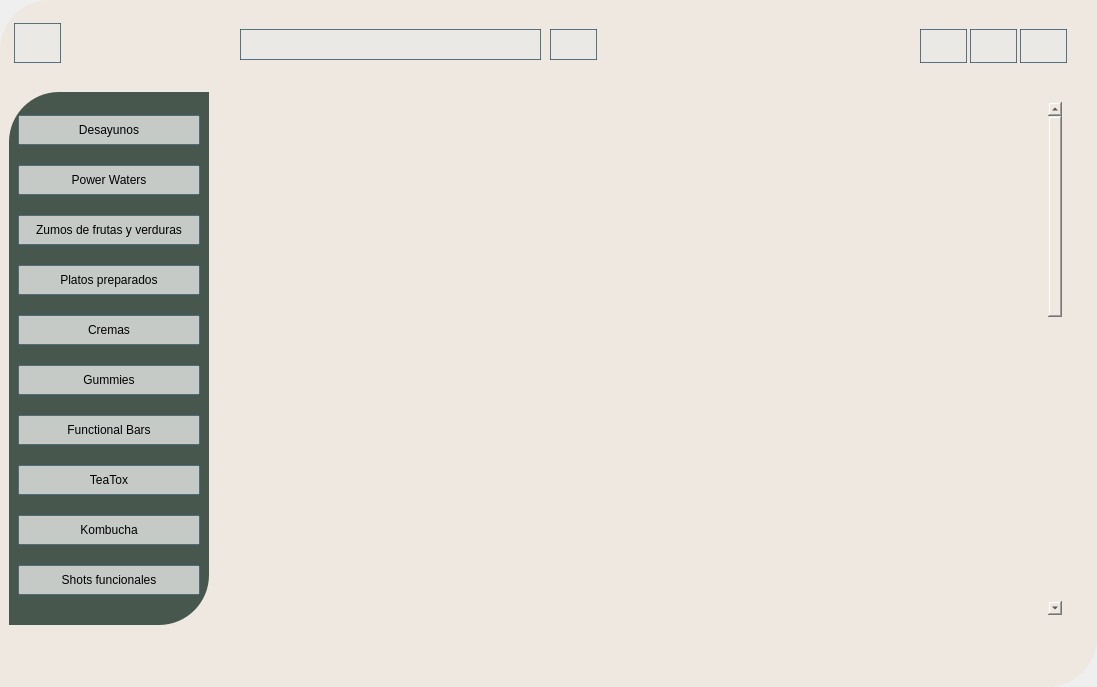
Qt form Codigo/v3_menu.ui (cfmondelo/supermercado) before a commit.
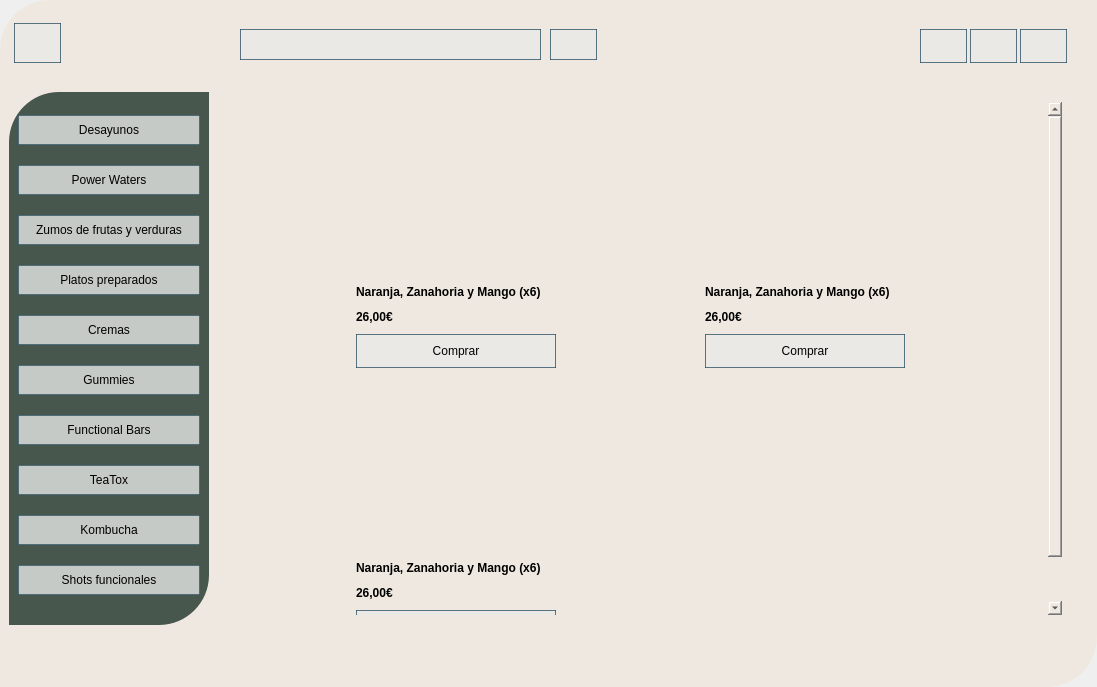
The same form after that commit. The open tabs and pages were chosen to show the change. Icons and pictures are not drawn.

Commit message: Busqueda Dinamica + ventanas usuario y producto

```diff
--- a/Codigo/v3_menu.ui
+++ b/Codigo/v3_menu.ui
@@ -457,8 +457,8 @@
                       <rect>
                        <x>0</x>
                        <y>0</y>
-                       <width>624</width>
-                       <height>1248</height>
+                       <width>792</width>
+                       <height>1253</height>
                       </rect>
                      </property>
                      <layout class="QVBoxLayout" name="verticalLayout_5">
@@ -5737,6 +5737,461 @@
                   </item>
                  </layout>
                 </widget>
+                <widget class="QWidget" name="page_productoDinamico">
+                 <layout class="QVBoxLayout" name="verticalLayout_61">
+                  <item>
+                   <widget class="QScrollArea" name="scrollArea_12">
+                    <property name="styleSheet">
+                     <string notr="true"/>
+                    </property>
+                    <property name="widgetResizable">
+                     <bool>true</bool>
+                    </property>
+                    <widget class="QWidget" name="scrollAreaWidgetContents_12">
+                     <property name="geometry">
+                      <rect>
+                       <x>0</x>
+                       <y>0</y>
+                       <width>818</width>
+                       <height>497</height>
+                      </rect>
+                     </property>
+                     <layout class="QGridLayout" name="gridLayout_10">
+                      <item row="0" column="0" colspan="3">
+                       <widget class="QLabel" name="labelpd_Titulo">
+                        <property name="minimumSize">
+                         <size>
+                          <width>0</width>
+                          <height>35</height>
+                         </size>
+                        </property>
+                        <property name="styleSheet">
+                         <string notr="true">background-color: rgb(255, 255, 255);</string>
+                        </property>
+                        <property name="text">
+                         <string>EJ SHOTS FUNCIONALES</string>
+                        </property>
+                        <property name="alignment">
+                         <set>Qt::AlignCenter</set>
+                        </property>
+                       </widget>
+                      </item>
+                      <item row="1" column="0" rowspan="3">
+                       <widget class="QLabel" name="labelpd_imagen">
+                        <property name="minimumSize">
+                         <size>
+                          <width>511</width>
+                          <height>321</height>
+                         </size>
+                        </property>
+                        <property name="styleSheet">
+                         <string notr="true">border-image: url(:/Shots funcionales/z_shot1.jpg);</string>
+                        </property>
+                        <property name="text">
+                         <string/>
+                        </property>
+                       </widget>
+                      </item>
+                      <item row="1" column="1" colspan="2">
+                       <widget class="QTextBrowser" name="textBrowserpd_descripcion">
+                        <property name="verticalScrollBarPolicy">
+                         <enum>Qt::ScrollBarAlwaysOff</enum>
+                        </property>
+                        <property name="sizeAdjustPolicy">
+                         <enum>QAbstractScrollArea::AdjustIgnored</enum>
+                        </property>
+                        <property name="html">
+                         <string>&lt;!DOCTYPE HTML PUBLIC &quot;-//W3C//DTD HTML 4.0//EN&quot; &quot;http://www.w3.org/TR/REC-html40/strict.dtd&quot;&gt;
+&lt;html&gt;&lt;head&gt;&lt;meta name=&quot;qrichtext&quot; content=&quot;1&quot; /&gt;&lt;style type=&quot;text/css&quot;&gt;
+p, li { white-space: pre-wrap; }
+&lt;/style&gt;&lt;/head&gt;&lt;body style=&quot; font-family:'MS Shell Dlg 2'; font-size:8pt; font-weight:400; font-style:normal;&quot;&gt;
+&lt;p style=&quot; margin-top:0px; margin-bottom:0px; margin-left:0px; margin-right:0px; -qt-block-indent:0; text-indent:0px; background-color:#ffffff;&quot;&gt;&lt;span style=&quot; font-family:'Montserrat,sans-serif'; font-weight:696; color:#333333; background-color:#ffffff;&quot;&gt;Comer vegetales es imprescindible para nuestra salud.&lt;/span&gt;&lt;/p&gt;
+&lt;p style=&quot; margin-top:3px; margin-bottom:15px; margin-left:0px; margin-right:0px; -qt-block-indent:0; text-indent:0px; background-color:#ffffff;&quot;&gt;&lt;span style=&quot; font-family:'Montserrat,sans-serif'; font-weight:496; color:#333333; background-color:#ffffff;&quot;&gt;Este shot&lt;/span&gt;&lt;span style=&quot; font-family:'Montserrat,sans-serif'; font-weight:496; color:#333333;&quot;&gt; &lt;/span&gt;&lt;span style=&quot; font-family:'Montserrat,sans-serif'; font-weight:600; color:#333333;&quot;&gt;elaborado con espinacas, pepino y espirulina&lt;/span&gt;&lt;span style=&quot; font-family:'Montserrat,sans-serif'; font-weight:496; color:#333333;&quot;&gt; es ideal para darte los &lt;/span&gt;&lt;span style=&quot; font-family:'Montserrat,sans-serif'; font-weight:600; color:#333333;&quot;&gt;aportes de vitaminas y de minerales&lt;/span&gt;&lt;span style=&quot; font-family:'Montserrat,sans-serif'; font-weight:496; color:#333333;&quot;&gt; (sobre todo hierro) para que no te falte de nada.&lt;br /&gt;&lt;br /&gt;&lt;/span&gt;&lt;span style=&quot; font-family:'Montserrat,sans-serif'; font-weight:600; color:#333333;&quot;&gt;La espinaca&lt;/span&gt;&lt;span style=&quot; font-family:'Montserrat,sans-serif'; font-weight:496; color:#333333;&quot;&gt;, base de este shot, es muy &lt;/span&gt;&lt;span style=&quot; font-family:'Montserrat,sans-serif'; font-weight:600; color:#333333;&quot;&gt;rica en hierro y magnesio&lt;/span&gt;&lt;span style=&quot; font-family:'Montserrat,sans-serif'; font-weight:496; color:#333333;&quot;&gt;, y ayuda a regular la presión arterial. Además, contiene pepino que es un gran diurético, &lt;/span&gt;&lt;span style=&quot; font-family:'Montserrat,sans-serif'; font-weight:600; color:#333333;&quot;&gt;rico en vitamina C, potasio y magnesio&lt;/span&gt;&lt;span style=&quot; font-family:'Montserrat,sans-serif'; font-weight:496; color:#333333;&quot;&gt;.&lt;br /&gt;&lt;/span&gt;&lt;span style=&quot; font-family:'Montserrat,sans-serif'; font-weight:600; color:#333333;&quot;&gt;&lt;br /&gt;La espirulina&lt;/span&gt;&lt;span style=&quot; font-family:'Montserrat,sans-serif'; font-weight:496; color:#333333;&quot;&gt; es un &lt;/span&gt;&lt;span style=&quot; font-family:'Montserrat,sans-serif'; font-weight:600; color:#333333;&quot;&gt;superalimento&lt;/span&gt;&lt;span style=&quot; font-family:'Montserrat,sans-serif'; font-weight:496; color:#333333;&quot;&gt; que tiene un alto contenido en proteínas, además de ser un &lt;/span&gt;&lt;span style=&quot; font-family:'Montserrat,sans-serif'; font-weight:600; color:#333333;&quot;&gt;excelente revitalizante&lt;/span&gt;&lt;span style=&quot; font-family:'Montserrat,sans-serif'; font-weight:496; color:#333333;&quot;&gt;. Además, añadimos &lt;/span&gt;&lt;span style=&quot; font-family:'Montserrat,sans-serif'; font-weight:600; color:#333333;&quot;&gt;jengibre&lt;/span&gt;&lt;span style=&quot; font-family:'Montserrat,sans-serif'; font-weight:496; color:#333333;&quot;&gt;, con &lt;/span&gt;&lt;span style=&quot; font-family:'Montserrat,sans-serif'; font-weight:600; color:#333333;&quot;&gt;grandes propiedades antiinflamatorias&lt;/span&gt;&lt;span style=&quot; font-family:'Montserrat,sans-serif'; font-weight:496; color:#333333;&quot;&gt;, &lt;/span&gt;&lt;span style=&quot; font-family:'Montserrat,sans-serif'; font-weight:600; color:#333333;&quot;&gt;guaraná para darte energía&lt;/span&gt;&lt;span style=&quot; font-family:'Montserrat,sans-serif'; font-weight:496; color:#333333;&quot;&gt; y manzana para equilibrar el sabor&lt;/span&gt;&lt;/p&gt;
+&lt;p style=&quot; margin-top:3px; margin-bottom:15px; margin-left:0px; margin-right:0px; -qt-block-indent:0; text-indent:0px; background-color:#ffffff;&quot;&gt;&lt;span style=&quot; font-family:'Montserrat,sans-serif'; font-weight:496; color:#333333;&quot;&gt;aaaaaaaaaaaaaaaa&lt;/span&gt;&lt;/p&gt;
+&lt;p style=&quot; margin-top:3px; margin-bottom:15px; margin-left:0px; margin-right:0px; -qt-block-indent:0; text-indent:0px; background-color:#ffffff;&quot;&gt;&lt;span style=&quot; font-family:'Montserrat,sans-serif'; font-weight:496; color:#333333;&quot;&gt;aa&lt;/span&gt;&lt;/p&gt;&lt;/body&gt;&lt;/html&gt;</string>
+                        </property>
+                       </widget>
+                      </item>
+                      <item row="2" column="1">
+                       <widget class="QSpinBox" name="spinBoxpd_cantidad">
+                        <property name="minimumSize">
+                         <size>
+                          <width>0</width>
+                          <height>34</height>
+                         </size>
+                        </property>
+                       </widget>
+                      </item>
+                      <item row="2" column="2">
+                       <widget class="QPushButton" name="cotonpd_comprar">
+                        <property name="minimumSize">
+                         <size>
+                          <width>0</width>
+                          <height>34</height>
+                         </size>
+                        </property>
+                        <property name="text">
+                         <string>Comprar</string>
+                        </property>
+                       </widget>
+                      </item>
+                      <item row="3" column="1" colspan="2">
+                       <spacer name="horizontalSpacer_2">
+                        <property name="orientation">
+                         <enum>Qt::Horizontal</enum>
+                        </property>
+                        <property name="sizeHint" stdset="0">
+                         <size>
+                          <width>269</width>
+                          <height>20</height>
+                         </size>
+                        </property>
+                       </spacer>
+                      </item>
+                     </layout>
+                    </widget>
+                   </widget>
+                  </item>
+                 </layout>
+                </widget>
+                <widget class="QWidget" name="page_busquedas">
+                 <layout class="QVBoxLayout" name="verticalLayout_62">
+                  <item>
+                   <widget class="QScrollArea" name="scrollArea_13">
+                    <property name="styleSheet">
+                     <string notr="true"/>
+                    </property>
+                    <property name="widgetResizable">
+                     <bool>true</bool>
+                    </property>
+                    <widget class="QWidget" name="scrollAreaWidgetContents_13">
+                     <property name="geometry">
+                      <rect>
+                       <x>0</x>
+                       <y>0</y>
+                       <width>792</width>
+                       <height>575</height>
+                      </rect>
+                     </property>
+                     <layout class="QGridLayout" name="gridLayout_11">
+                      <item row="0" column="0">
+                       <widget class="QFrame" name="frame_busqueda1">
+                        <property name="minimumSize">
+                         <size>
+                          <width>230</width>
+                          <height>270</height>
+                         </size>
+                        </property>
+                        <property name="maximumSize">
+                         <size>
+                          <width>230</width>
+                          <height>270</height>
+                         </size>
+                        </property>
+                        <property name="frameShape">
+                         <enum>QFrame::StyledPanel</enum>
+                        </property>
+                        <property name="frameShadow">
+                         <enum>QFrame::Raised</enum>
+                        </property>
+                        <layout class="QVBoxLayout" name="verticalLayout_63">
+                         <item>
+                          <widget class="QLabel" name="labelm_zumo_9">
+                           <property name="minimumSize">
+                            <size>
+                             <width>200</width>
+                             <height>150</height>
+                            </size>
+                           </property>
+                           <property name="maximumSize">
+                            <size>
+                             <width>200</width>
+                             <height>150</height>
+                            </size>
+                           </property>
+                           <property name="styleSheet">
+                            <string notr="true">border-image: url(:/Zumos de frutas y verduras/z_zumos2.jpg);</string>
+                           </property>
+                           <property name="text">
+                            <string/>
+                           </property>
+                          </widget>
+                         </item>
+                         <item>
+                          <widget class="QLabel" name="label_86">
+                           <property name="maximumSize">
+                            <size>
+                             <width>16777215</width>
+                             <height>15</height>
+                            </size>
+                           </property>
+                           <property name="font">
+                            <font>
+                             <weight>75</weight>
+                             <bold>true</bold>
+                             <stylestrategy>PreferDefault</stylestrategy>
+                            </font>
+                           </property>
+                           <property name="text">
+                            <string>Naranja, Zanahoria y Mango (x6)</string>
+                           </property>
+                          </widget>
+                         </item>
+                         <item>
+                          <widget class="QLabel" name="label_87">
+                           <property name="maximumSize">
+                            <size>
+                             <width>16777215</width>
+                             <height>15</height>
+                            </size>
+                           </property>
+                           <property name="font">
+                            <font>
+                             <weight>75</weight>
+                             <bold>true</bold>
+                            </font>
+                           </property>
+                           <property name="text">
+                            <string>26,00€</string>
+                           </property>
+                          </widget>
+                         </item>
+                         <item>
+                          <widget class="QPushButton" name="botonComprar_50">
+                           <property name="minimumSize">
+                            <size>
+                             <width>200</width>
+                             <height>34</height>
+                            </size>
+                           </property>
+                           <property name="maximumSize">
+                            <size>
+                             <width>200</width>
+                             <height>34</height>
+                            </size>
+                           </property>
+                           <property name="text">
+                            <string>Comprar</string>
+                           </property>
+                          </widget>
+                         </item>
+                        </layout>
+                       </widget>
+                      </item>
+                      <item row="0" column="1">
+                       <widget class="QFrame" name="frame_busqueda2">
+                        <property name="minimumSize">
+                         <size>
+                          <width>230</width>
+                          <height>270</height>
+                         </size>
+                        </property>
+                        <property name="maximumSize">
+                         <size>
+                          <width>230</width>
+                          <height>270</height>
+                         </size>
+                        </property>
+                        <property name="frameShape">
+                         <enum>QFrame::StyledPanel</enum>
+                        </property>
+                        <property name="frameShadow">
+                         <enum>QFrame::Raised</enum>
+                        </property>
+                        <layout class="QVBoxLayout" name="verticalLayout_65">
+                         <item>
+                          <widget class="QLabel" name="labelm_zumo_11">
+                           <property name="minimumSize">
+                            <size>
+                             <width>200</width>
+                             <height>150</height>
+                            </size>
+                           </property>
+                           <property name="maximumSize">
+                            <size>
+                             <width>200</width>
+                             <height>150</height>
+                            </size>
+                           </property>
+                           <property name="styleSheet">
+                            <string notr="true">border-image: url(:/Zumos de frutas y verduras/z_zumos2.jpg);</string>
+                           </property>
+                           <property name="text">
+                            <string/>
+                           </property>
+                          </widget>
+                         </item>
+                         <item>
+                          <widget class="QLabel" name="label_90">
+                           <property name="maximumSize">
+                            <size>
+                             <width>16777215</width>
+                             <height>15</height>
+                            </size>
+                           </property>
+                           <property name="font">
+                            <font>
+                             <weight>75</weight>
+                             <bold>true</bold>
+                             <stylestrategy>PreferDefault</stylestrategy>
+                            </font>
+                           </property>
+                           <property name="text">
+                            <string>Naranja, Zanahoria y Mango (x6)</string>
+                           </property>
+                          </widget>
+                         </item>
+                         <item>
+                          <widget class="QLabel" name="label_91">
+                           <property name="maximumSize">
+                            <size>
+                             <width>16777215</width>
+                             <height>15</height>
+                            </size>
+                           </property>
+                           <property name="font">
+                            <font>
+                             <weight>75</weight>
+                             <bold>true</bold>
+                            </font>
+                           </property>
+                           <property name="text">
+                            <string>26,00€</string>
+                           </property>
+                          </widget>
+                         </item>
+                         <item>
+                          <widget class="QPushButton" name="botonComprar_52">
+                           <property name="minimumSize">
+                            <size>
+                             <width>200</width>
+                             <height>34</height>
+                            </size>
+                           </property>
+                           <property name="maximumSize">
+                            <size>
+                             <width>200</width>
+                             <height>34</height>
+                            </size>
+                           </property>
+                           <property name="text">
+                            <string>Comprar</string>
+                           </property>
+                          </widget>
+                         </item>
+                        </layout>
+                       </widget>
+                      </item>
+                      <item row="1" column="0">
+                       <widget class="QFrame" name="frame_busqueda3">
+                        <property name="minimumSize">
+                         <size>
+                          <width>230</width>
+                          <height>270</height>
+                         </size>
+                        </property>
+                        <property name="maximumSize">
+                         <size>
+                          <width>230</width>
+                          <height>270</height>
+                         </size>
+                        </property>
+                        <property name="frameShape">
+                         <enum>QFrame::StyledPanel</enum>
+                        </property>
+                        <property name="frameShadow">
+                         <enum>QFrame::Raised</enum>
+                        </property>
+                        <layout class="QVBoxLayout" name="verticalLayout_72">
+                         <item>
+                          <widget class="QLabel" name="labelm_zumo_18">
+                           <property name="minimumSize">
+                            <size>
+                             <width>200</width>
+                             <height>150</height>
+                            </size>
+                           </property>
+                           <property name="maximumSize">
+                            <size>
+                             <width>200</width>
+                             <height>150</height>
+                            </size>
+                           </property>
+                           <property name="styleSheet">
+                            <string notr="true">border-image: url(:/Zumos de frutas y verduras/z_zumos2.jpg);</string>
+                           </property>
+                           <property name="text">
+                            <string/>
+                           </property>
+                          </widget>
+                         </item>
+                         <item>
+                          <widget class="QLabel" name="label_104">
+                           <property name="maximumSize">
+                            <size>
+                             <width>16777215</width>
+                             <height>15</height>
+                            </size>
+                           </property>
+                           <property name="font">
+                            <font>
+                             <weight>75</weight>
+                             <bold>true</bold>
+                             <stylestrategy>PreferDefault</stylestrategy>
+                            </font>
+                           </property>
+                           <property name="text">
+                            <string>Naranja, Zanahoria y Mango (x6)</string>
+                           </property>
+                          </widget>
+                         </item>
+                         <item>
+                          <widget class="QLabel" name="label_105">
+                           <property name="maximumSize">
+                            <size>
+                             <width>16777215</width>
+                             <height>15</height>
+                            </size>
+                           </property>
+                           <property name="font">
+                            <font>
+                             <weight>75</weight>
+                             <bold>true</bold>
+                            </font>
+                           </property>
+                           <property name="text">
+                            <string>26,00€</string>
+                           </property>
+                          </widget>
+                         </item>
+                         <item>
+                          <widget class="QPushButton" name="botonComprar_59">
+                           <property name="minimumSize">
+                            <size>
+                             <width>200</width>
+                             <height>34</height>
+                            </size>
+                           </property>
+                           <property name="maximumSize">
+                            <size>
+                             <width>200</width>
+                             <height>34</height>
+                            </size>
+                           </property>
+                           <property name="text">
+                            <string>Comprar</string>
+                           </property>
+                          </widget>
+                         </item>
+                        </layout>
+                       </widget>
+                      </item>
+                     </layout>
+                    </widget>
+                   </widget>
+                  </item>
+                 </layout>
+                </widget>
                </widget>
               </item>
              </layout>
```
Left out of the diff: 42 changed lines with no effect on the pictures. The commit also changes 11 other files.
